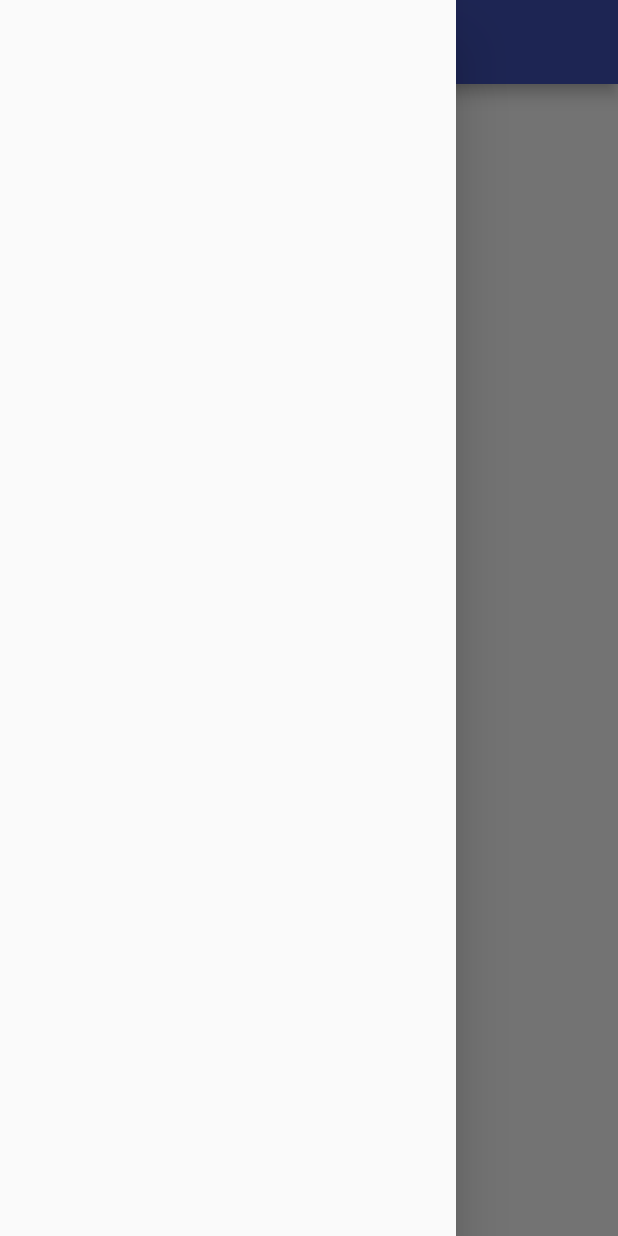
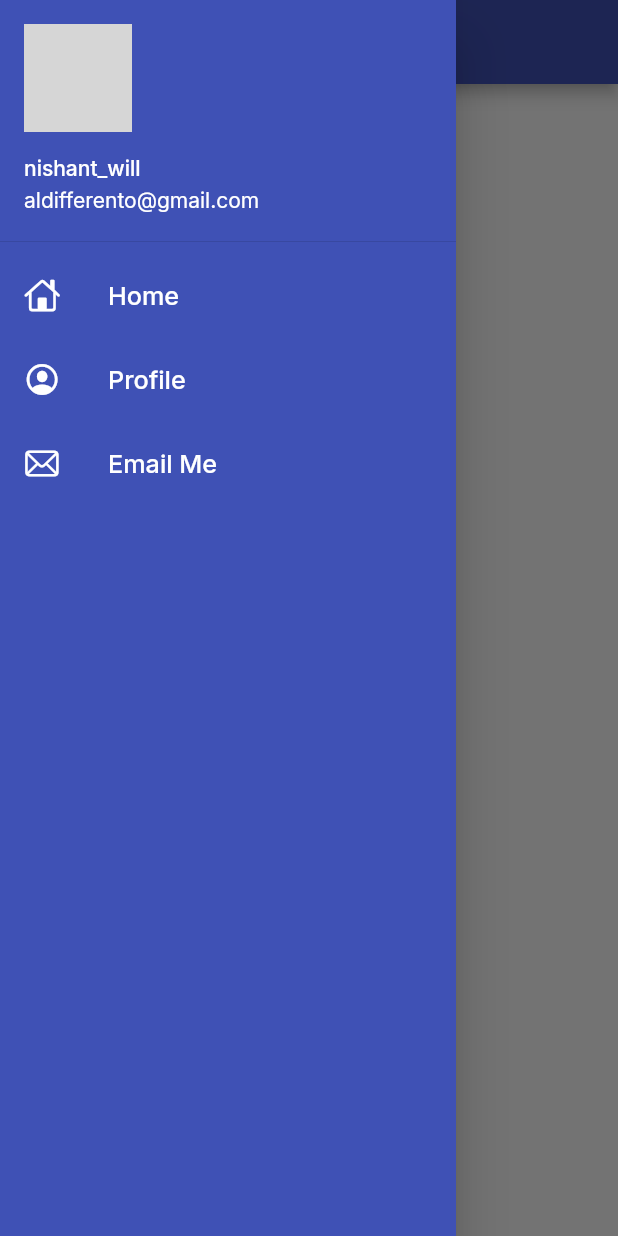
Before and after one commit to nishantwill/CatalogApp, a Flutter app: the HomePage screen opened by its route, with the side drawer open, on a phone screen of 412 x 824 dp. Run offline on Flutter 3.47's test engine with Material 2 defaults, Android fonts, the phone set to English and light mode, and no system bars; our stand-ins replace google_fonts; network calls fail; grey boxes are pictures that could not be loaded.

Commit message:
Initial Commit

```diff
--- a/lib/pages/home_page.dart
+++ b/lib/pages/home_page.dart
@@ -1,5 +1,5 @@
 import 'package:flutter/material.dart';
-
+import 'package:catalog_app/widgets/drawer.dart';
 // ignore: use_key_in_widget_constructors
 class HomePage extends StatelessWidget {
 
@@ -18,7 +18,7 @@ class HomePage extends StatelessWidget {
       ),
       // bottomSheet: BottomSheet(),
       // bottomNavigationBar: BottomNavigationBar(items: items),
-      drawer: Drawer(),
+      drawer: MyDrawer(),
     );
   }
 }
--- /dev/null
+++ b/lib/widgets/drawer.dart
@@ -0,0 +1,77 @@
+import 'package:flutter/material.dart';
+import 'package:cupertino_icons/cupertino_icons.dart';
+import 'package:flutter/cupertino.dart';
+
+class MyDrawer extends StatelessWidget {
+  @override
+  Widget build(BuildContext context) {
+    final imageUrl = "https://i.pinimg.com/280x280_RS/a9/f8/64/a9f86482bd58c8b6788c6f533c55c908.jpg";
+
+    return Drawer(
+      child: Container(
+        color: Colors.indigo,
+        child: ListView(
+          padding: EdgeInsets.zero,
+          children: [
+            DrawerHeader(
+              padding: EdgeInsets.zero,
+              child: UserAccountsDrawerHeader(
+                margin: EdgeInsets.zero,
+                // decoration: BoxDecoration(
+                //   color: Colors.red,
+                // ),
+                accountName: Text("nishant_will"),
+                accountEmail: Text("aldifferento@gmail.com"),
+                // currentAccountPicture: Image.network(imageUrl),
+                currentAccountPicture: CircleAvatar(
+                  // backgroundImage: AssetImage(),
+                  backgroundImage: NetworkImage(imageUrl),
+                ),
+              ),
+            ),
+            ListTile(
+              leading: Icon(
+                CupertinoIcons.home,
+                color: Colors.white,
+              ),
+              title: Text(
+                "Home",
+                textScaleFactor: 1.2,
+                style: TextStyle(
+                  color: Colors.white,
+                ),
+              ),
+            ),
+            ListTile(
+              leading: Icon(
+                CupertinoIcons.profile_circled,
+                color: Colors.white,
+              ),
+              title: Text(
+                "Profile",
+                textScaleFactor: 1.2,
+                style: TextStyle(
+                  color: Colors.white,
+                ),
+              ),
+            ),
+            ListTile(
+              // onTap: ,
+              leading: Icon(
+                CupertinoIcons.mail,
+                color: Colors.white,
+              ),
+              title: Text(
+                "Email Me",
+                textScaleFactor: 1.2,
+                style: TextStyle(
+                  color: Colors.white,
+                ),
+              ),
+            ),
+          ],
+        ),
+      ),
+    );
+  }
+}
```
